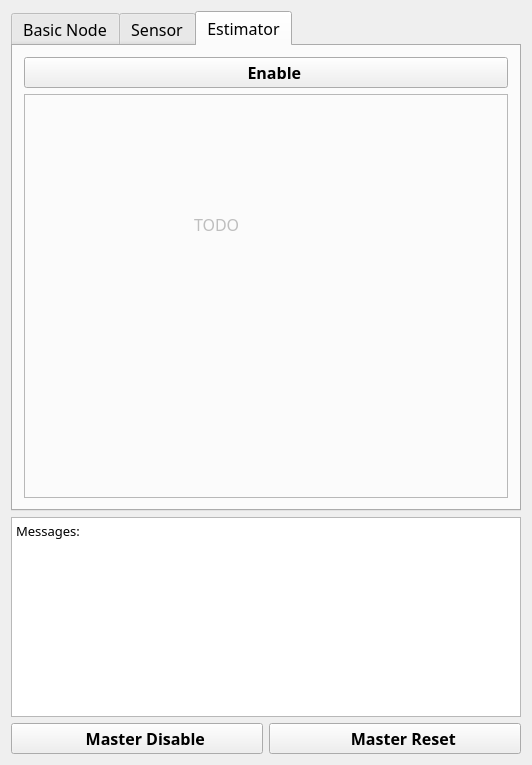
The window that src/basic_node/gui/basic_node_gui.ui (Tabjones/pacman_vision) describes before a commit, drawn with Qt 5.
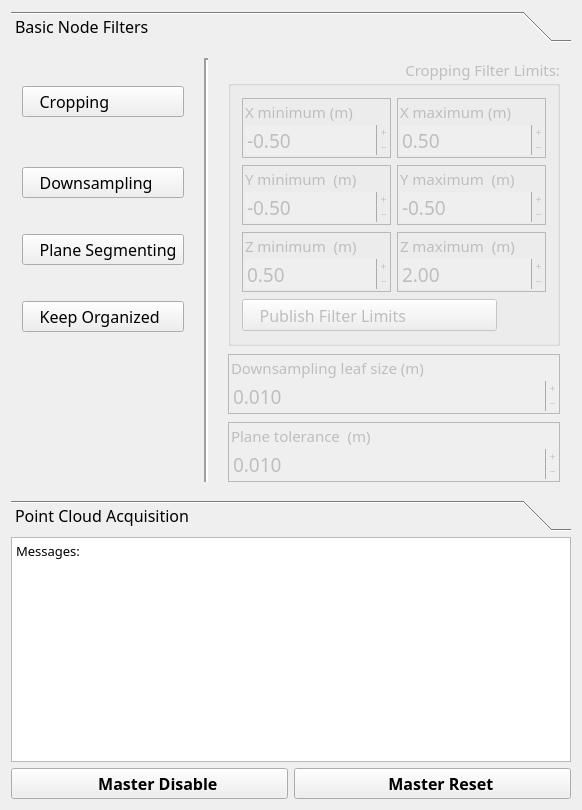
The same window after the commit. Icons and pictures are not drawn.

```diff
--- a/src/basic_node/gui/basic_node_gui.ui
+++ b/src/basic_node/gui/basic_node_gui.ui
@@ -6,8 +6,8 @@
    <rect>
     <x>0</x>
     <y>0</y>
-    <width>532</width>
-    <height>765</height>
+    <width>577</width>
+    <height>810</height>
    </rect>
   </property>
   <property name="font">
@@ -145,7 +145,7 @@
      </widget>
     </item>
     <item row="0" column="0" colspan="2">
-     <widget class="QTabWidget" name="Tabs">
+     <widget class="QToolBox" name="Tabs">
       <property name="sizePolicy">
        <sizepolicy hsizetype="Expanding" vsizetype="MinimumExpanding">
         <horstretch>0</horstretch>
@@ -154,19 +154,24 @@
       </property>
       <property name="minimumSize">
        <size>
-        <width>508</width>
-        <height>495</height>
+        <width>560</width>
+        <height>520</height>
        </size>
       </property>
-      <property name="tabPosition">
-       <enum>QTabWidget::North</enum>
-      </property>
-      <property name="currentIndex">
-       <number>2</number>
+      <property name="tabSpacing">
+       <number>3</number>
       </property>
       <widget class="QWidget" name="BaseTab">
-       <attribute name="title">
-        <string>Basic Node</string>
+       <property name="geometry">
+        <rect>
+         <x>0</x>
+         <y>0</y>
+         <width>560</width>
+         <height>448</height>
+        </rect>
+       </property>
+       <attribute name="label">
+        <string>Basic Node Filters</string>
        </attribute>
        <layout class="QGridLayout" name="gridLayout_3">
         <item row="0" column="0">
@@ -1232,8 +1237,16 @@
        </layout>
       </widget>
       <widget class="QWidget" name="SensorTab">
-       <attribute name="title">
-        <string>Sensor</string>
+       <property name="geometry">
+        <rect>
+         <x>0</x>
+         <y>0</y>
+         <width>560</width>
+         <height>451</height>
+        </rect>
+       </property>
+       <attribute name="label">
+        <string>Point Cloud Acquisition</string>
        </attribute>
        <layout class="QGridLayout" name="gridLayout_5">
         <item row="0" column="0" colspan="2">
@@ -1491,77 +1504,6 @@
         </item>
        </layout>
       </widget>
-      <widget class="QWidget" name="EstimatorTab">
-       <attribute name="title">
-        <string>Estimator</string>
-       </attribute>
-       <layout class="QGridLayout" name="gridLayout_6">
-        <item row="0" column="0">
-         <widget class="QPushButton" name="SpawnEstim">
-          <property name="sizePolicy">
-           <sizepolicy hsizetype="Minimum" vsizetype="Fixed">
-            <horstretch>0</horstretch>
-            <verstretch>0</verstretch>
-           </sizepolicy>
-          </property>
-          <property name="font">
-           <font>
-            <family>Oxygen-Sans</family>
-            <pointsize>12</pointsize>
-            <weight>75</weight>
-            <bold>true</bold>
-           </font>
-          </property>
-          <property name="toolTip">
-           <string>Enable / Disable all functionality.</string>
-          </property>
-          <property name="text">
-           <string>    Enable</string>
-          </property>
-          <property name="icon">
-           <iconset resource="../resources/resources.qrc">
-            <normaloff>:/icons/play.png</normaloff>
-            <normalon>:/icons/stop.png</normalon>:/icons/play.png</iconset>
-          </property>
-          <property name="iconSize">
-           <size>
-            <width>32</width>
-            <height>32</height>
-           </size>
-          </property>
-          <property name="checkable">
-           <bool>true</bool>
-          </property>
-         </widget>
-        </item>
-        <item row="1" column="0">
-         <widget class="QFrame" name="Estimator">
-          <property name="enabled">
-           <bool>false</bool>
-          </property>
-          <property name="frameShape">
-           <enum>QFrame::StyledPanel</enum>
-          </property>
-          <property name="frameShadow">
-           <enum>QFrame::Raised</enum>
-          </property>
-          <widget class="QLabel" name="label">
-           <property name="geometry">
-            <rect>
-             <x>170</x>
-             <y>120</y>
-             <width>68</width>
-             <height>21</height>
-            </rect>
-           </property>
-           <property name="text">
-            <string>TODO</string>
-           </property>
-          </widget>
-         </widget>
-        </item>
-       </layout>
-      </widget>
      </widget>
     </item>
    </layout>
```
Left out of the diff: 86 changed lines with no effect on the pictures.
